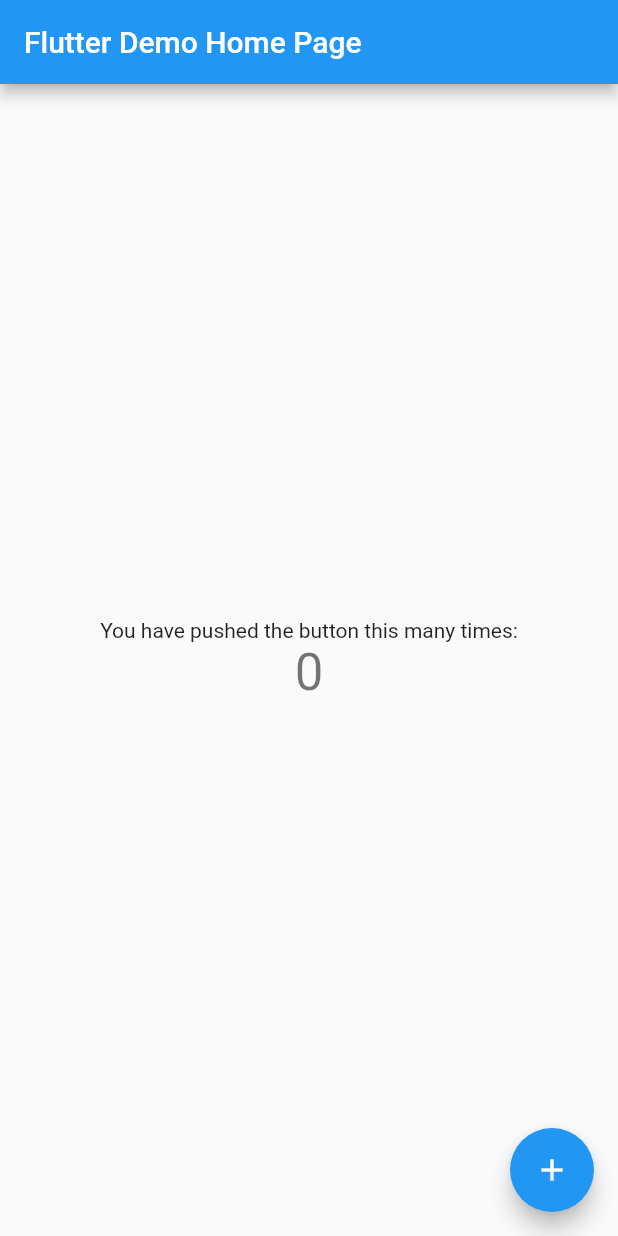
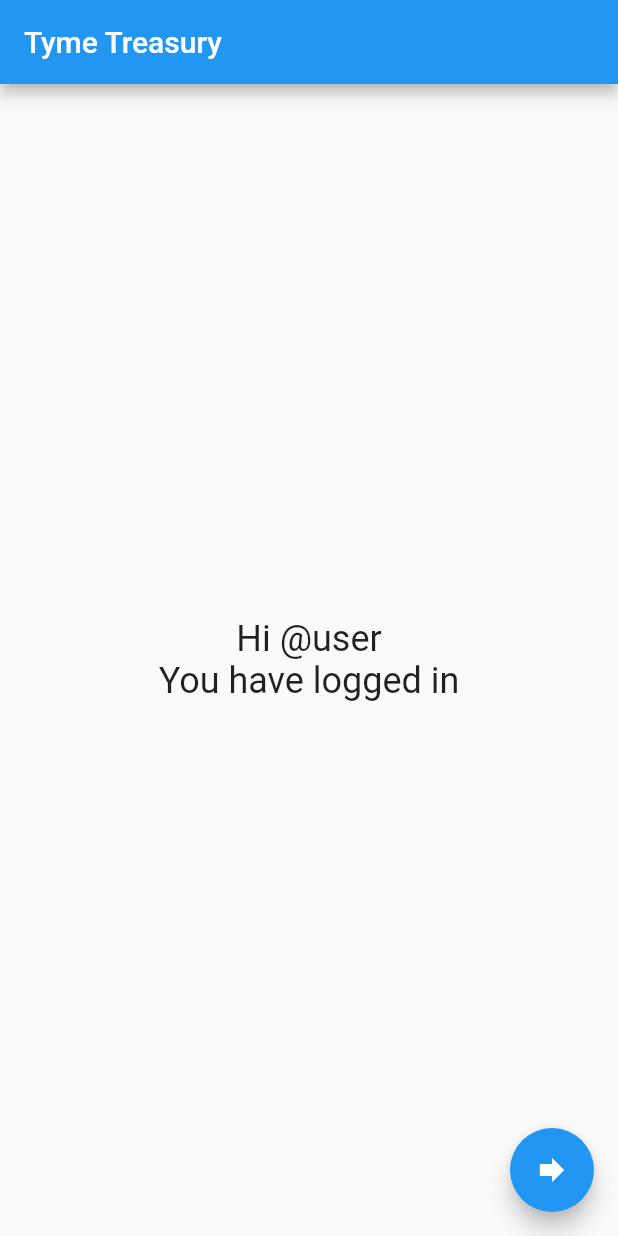
Before and after one commit to stanleydong/mobile_3m, a Flutter app: the screen it shows after launch, on a phone screen of 412 x 824 dp. Run offline on Flutter 3.47's test engine with Material 2 defaults, Android fonts, the phone set to English and light mode, and no system bars; missing offline and left inert: qrcode_reader.

```diff
--- a/lib/main.dart
+++ b/lib/main.dart
@@ -1,4 +1,5 @@
 import 'package:flutter/material.dart';
+import 'package:mobile_3m/qrcode_reader.dart';
 
 void main() => runApp(MyApp());
 
@@ -7,7 +8,7 @@ class MyApp extends StatelessWidget {
   @override
   Widget build(BuildContext context) {
     return MaterialApp(
-      title: 'Flutter Demo',
+      title: 'Tyme Treasury',
       theme: ThemeData(
         // This is the theme of your application.
         //
@@ -20,7 +21,7 @@ class MyApp extends StatelessWidget {
         // is not restarted.
         primarySwatch: Colors.blue,
       ),
-      home: MyHomePage(title: 'Flutter Demo Home Page'),
+      home: MyHomePage(title: 'Tyme Treasury'),
     );
   }
 }
@@ -44,7 +45,6 @@ class MyHomePage extends StatefulWidget {
 }
 
 class _MyHomePageState extends State<MyHomePage> {
-  int _counter = 0;
 
   void _incrementCounter() {
     setState(() {
@@ -53,7 +53,6 @@ class _MyHomePageState extends State<MyHomePage> {
       // so that the display can reflect the updated values. If we changed
       // _counter without calling setState(), then the build method would not be
       // called again, and so nothing would appear to happen.
-      _counter++;
     });
   }
 
@@ -92,19 +91,20 @@ class _MyHomePageState extends State<MyHomePage> {
           mainAxisAlignment: MainAxisAlignment.center,
           children: <Widget>[
             Text(
-              'You have pushed the button this many times:',
-            ),
-            Text(
-              '$_counter',
-              style: Theme.of(context).textTheme.display1,
+              'Hi @user\nYou have logged in', textAlign: TextAlign.center, style: Theme.of(context).textTheme.headline,
             ),
           ],
         ),
       ),
       floatingActionButton: FloatingActionButton(
-        onPressed: _incrementCounter,
-        tooltip: 'Increment',
-        child: Icon(Icons.add),
+        onPressed: () {
+          Navigator.push(
+            context,
+            MaterialPageRoute(builder: (context) => QRScanPage()),
+          );
+        },
+        tooltip: 'Next',
+        child: Icon(Icons.forward),
       ), // This trailing comma makes auto-formatting nicer for build methods.
     );
   }
--- a/lib/qrcode_reader.dart
+++ b/lib/qrcode_reader.dart
@@ -12,13 +12,13 @@ class MyApp extends StatelessWidget {
   Widget build(BuildContext context) {
     return new MaterialApp(
       title: 'QRCode Reader Demo',
-      home: new MyHomePage(),
+      home: new QRScanPage(),
     );
   }
 }
 
-class MyHomePage extends StatefulWidget {
-  MyHomePage({Key key, this.title}) : super(key: key);
+class QRScanPage extends StatefulWidget {
+  QRScanPage({Key key, this.title}) : super(key: key);
 
   final String title;
 
@@ -26,17 +26,17 @@ class MyHomePage extends StatefulWidget {
   };
 
   @override
-  _MyHomePageState createState() => new _MyHomePageState();
+  _QRScanPageState createState() => new _QRScanPageState();
 }
 
-class _MyHomePageState extends State<MyHomePage> {
+class _QRScanPageState extends State<QRScanPage> {
   Future<String> _barcodeString;
 
   @override
   Widget build(BuildContext context) {
     return new Scaffold(
       appBar: new AppBar(
-        title: const Text('QRCode Reader Example'),
+        title: const Text('Get ready'),
       ),
       body: new Center(
           child: new FutureBuilder<String>(
@@ -56,8 +56,8 @@ class _MyHomePageState extends State<MyHomePage> {
                 .scan();
           });
         },
-        tooltip: 'Reader the QRCode',
-        child: new Icon(Icons.add_a_photo),
+        tooltip: 'Scan It',
+        child: new Icon(Icons.camera_alt),
       ),
     );
   }
```
